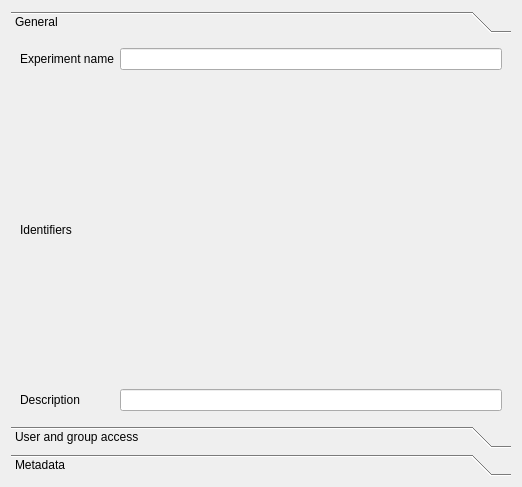
Qt form ime/ui/ui_experiment_props.ui (UoA-eResearch/mytardis_ime) before a commit.
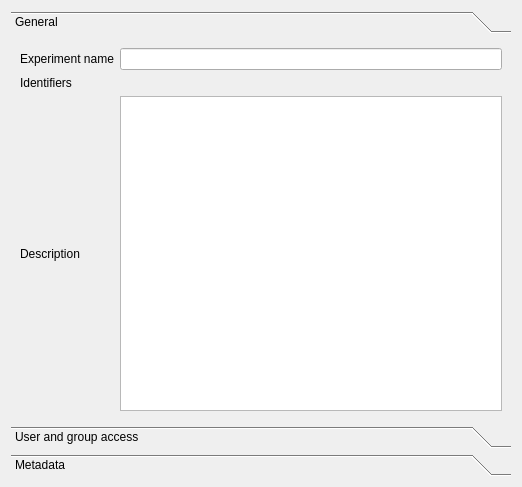
The same form after that commit. Custom widgets are drawn as their Qt base class.

Commit message: separate identifiers out into a class

Patch:
```diff
--- a/ime/ui/ui_experiment_props.ui
+++ b/ime/ui/ui_experiment_props.ui
@@ -38,9 +38,6 @@
        <string>General</string>
       </attribute>
       <layout class="QGridLayout" name="gridLayout_3">
-       <item row="2" column="1">
-        <widget class="QLineEdit" name="experimentDescriptionLineEdit"/>
-       </item>
        <item row="1" column="0">
         <widget class="QLabel" name="label_18">
          <property name="text">
@@ -68,6 +65,9 @@
        <item row="1" column="1">
         <widget class="IdentifierList" name="identifierList" native="true"/>
        </item>
+       <item row="2" column="1">
+        <widget class="QPlainTextEdit" name="experimentDescriptionLineEdit"/>
+       </item>
       </layout>
      </widget>
      <widget class="QWidget" name="page_5">
```
The commit also changes 11 other files.
